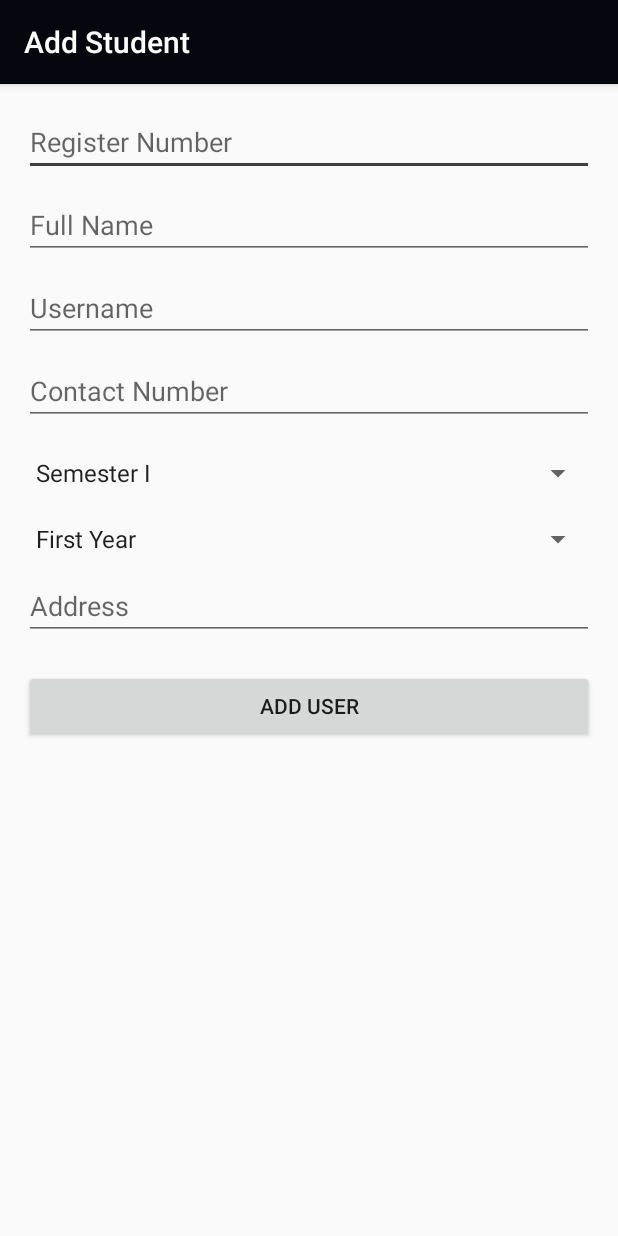
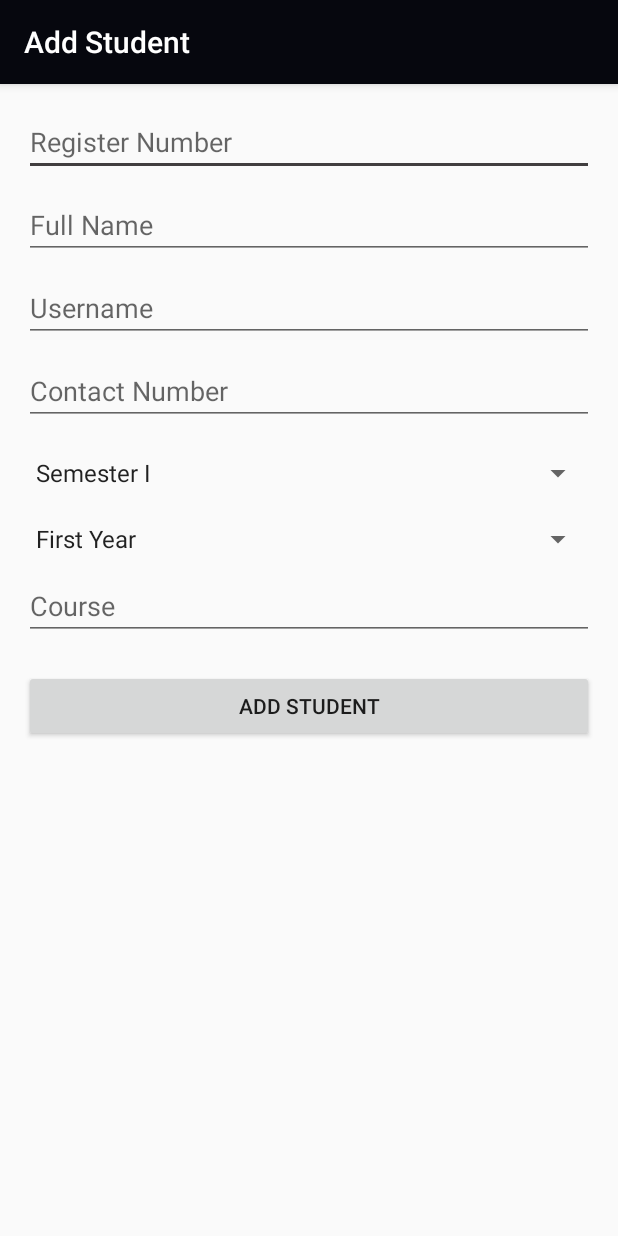
Before and after one commit to rishabhj126/Java-Project, an Android app: the AddActivity screen opened directly, with no data from a screen before it, on a phone screen of 412 x 824 dp. Run offline under Robolectric (Android 15) with nearby library versions, the phone set to English and light mode, and no system bars.

Commit message:
initial commit 2

```diff
--- a/app/src/main/res/layout/activity_add.xml
+++ b/app/src/main/res/layout/activity_add.xml
@@ -88,30 +88,30 @@
         android:layout_below="@+id/semester"
         android:layout_centerHorizontal="true" />
 
-    <EditText
-        android:layout_width="match_parent"
-        android:layout_height="wrap_content"
-        android:inputType="textPostalAddress"
-        android:layout_marginTop="10dp"
-        android:ems="10"
-        android:hint="Address"
-        android:id="@+id/address"
-        android:layout_below="@+id/year"
-        android:layout_alignParentLeft="true"
-        android:layout_alignParentStart="true" />
+            <EditText
+                android:id="@+id/address"
+                android:layout_width="match_parent"
+                android:layout_height="wrap_content"
+                android:layout_alignParentLeft="true"
+                android:layout_alignParentStart="true"
+                android:layout_below="@+id/year"
+                android:layout_marginTop="10dp"
+                android:ems="10"
+                android:hint="Course"
+                android:inputType="textPostalAddress" />
 
             <Button
+                android:id="@+id/add_user"
                 android:layout_width="wrap_content"
                 android:layout_height="wrap_content"
-                android:text="Add User"
-                android:id="@+id/add_user"
+                android:layout_alignParentEnd="true"
+                android:layout_alignParentLeft="true"
+                android:layout_alignParentRight="true"
+                android:layout_alignParentStart="true"
+                android:layout_below="@+id/address"
+                android:layout_marginBottom="10dp"
                 android:layout_marginTop="20dp"
-                android:layout_marginBottom="10dp"
-                android:layout_below="@+id/address"
-                android:layout_alignParentLeft="true"
-                android:layout_alignParentStart="true"
-                android:layout_alignParentRight="true"
-                android:layout_alignParentEnd="true" />
+                android:text="Add Student" />
 
         </RelativeLayout>
 
```
Also changed, not shown: app/src/main/res/layout/activity_main.xml (+9 -8 lines), app/src/main/res/layout/activity_sign.xml (+5 -5 lines).
